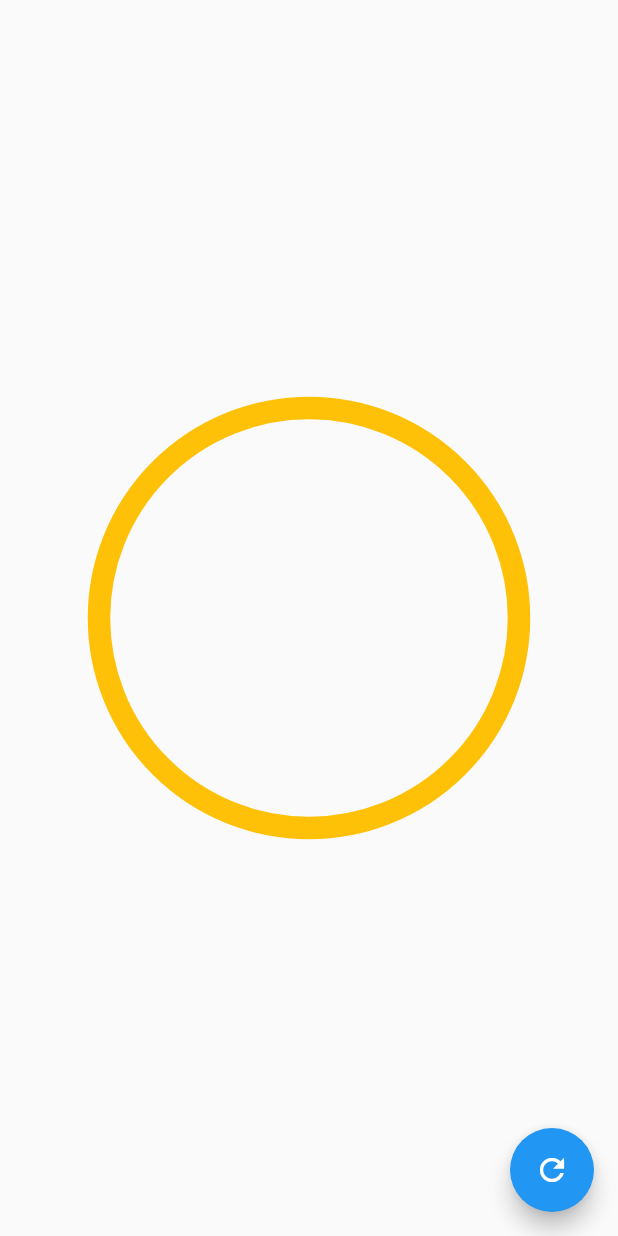
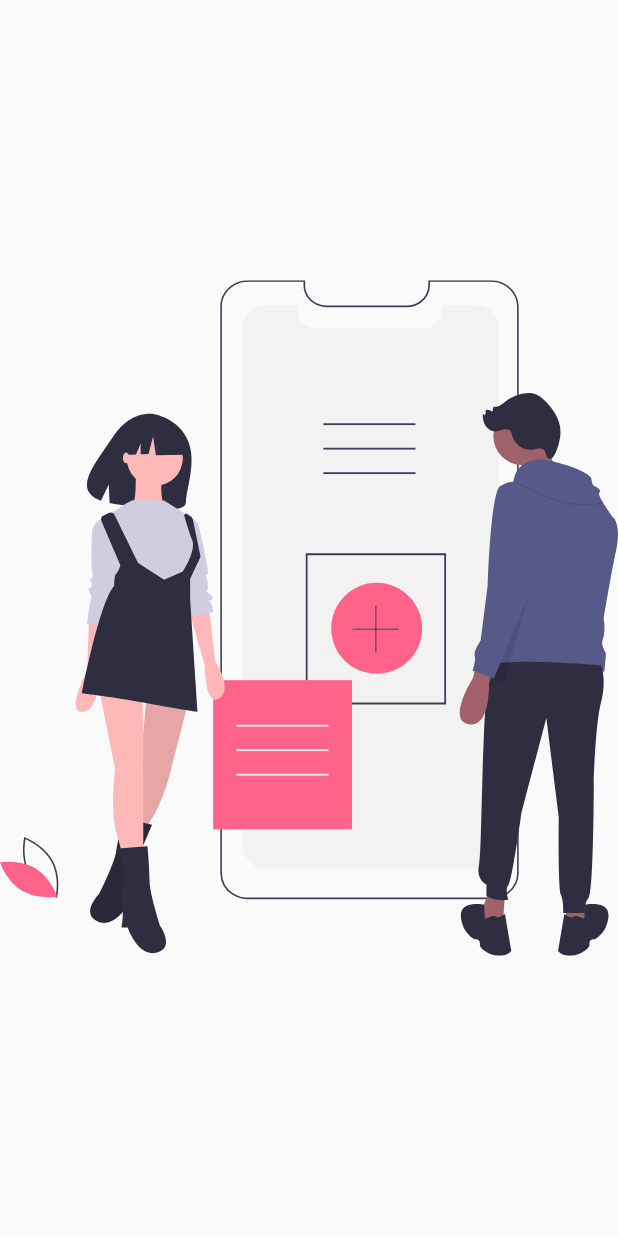
Before and after one commit to agusci21/disenios, a Flutter app: the screen it shows after launch, on a phone screen of 412 x 824 dp. Run offline on Flutter 3.47's test engine with Material 2 defaults, Android fonts, the phone set to English and light mode, and no system bars; our stand-ins replace flutter_svg.

Commit message:
slideShows svgs incorporados

```diff
--- a/lib/main.dart
+++ b/lib/main.dart
@@ -2,6 +2,7 @@ import 'package:disenios_01/src/pages/animaciones_page.dart';
 import 'package:disenios_01/src/labs/circular_progres_page.dart';
 import 'package:disenios_01/src/pages/graficas_circulares_page.dart';
 import 'package:disenios_01/src/pages/headres_page.dart';
+import 'package:disenios_01/src/pages/slide_show_page.dart';
 import 'package:disenios_01/src/retos/cuadrado_animado_retos.dart';
 import 'package:flutter/material.dart';
 
@@ -13,13 +14,14 @@ class MyApp extends StatelessWidget {
     return MaterialApp(
       debugShowCheckedModeBanner: false,
       title: 'Diseños app',
-      initialRoute:'graficasCircularesPage' ,
+      initialRoute:'slideShowPage' ,
       routes: {
         'headers'     : (_) => HeadersPage(),
         'animaciones' : (_) => AnimacionesPage(),
         'cuadradoAnimadoPage'  : (_) => CuadradoAnimadoRetos(),
         'circularProgressPage' : (_) => CircularProgresPage(),
         'graficasCircularesPage': (_) => GraficasCircularesPage(),
+        'slideShowPage' : (_) => SlideShowPage(),
       },
     );
   }
--- a/lib/src/pages/slide_show_page.dart
+++ b/lib/src/pages/slide_show_page.dart
@@ -1,4 +1,5 @@
 import 'package:flutter/material.dart';
+import 'package:flutter_svg/flutter_svg.dart';
 
 
 class SlideShowPage extends StatelessWidget {
@@ -7,7 +8,7 @@ class SlideShowPage extends StatelessWidget {
   Widget build(BuildContext context) {
     return Scaffold(
       body: Center(
-        child: Text('Hola Mundo'),
+        child: SvgPicture.asset('assets/svgs/slide-1.svg')
      ),
    );
   }
--- a/pubspec.yaml
+++ b/pubspec.yaml
@@ -40,8 +40,8 @@ flutter:
   # the material Icons class.
   uses-material-design: true
   # To add assets to your application, add an assets section, like this:
-  # assets:
-  #   - images/a_dot_burr.jpeg
+  assets:
+    - assets/svgs/
   #   - images/a_dot_ham.jpeg
   # An image asset can refer to one or more resolution-specific "variants", see
   # https://flutter.dev/assets-and-images/#resolution-aware.
```
Also changed, not shown: assets/svgs/slide-1.svg (renamed from assets/slide-1.svg), assets/svgs/slide-2.svg (renamed from assets/slide-2.svg), assets/svgs/slide-3.svg (renamed from assets/slide-3.svg), assets/svgs/slide-4.svg (renamed from assets/slide-4.svg), assets/svgs/slide-5.svg (renamed from assets/slide-5.svg).
